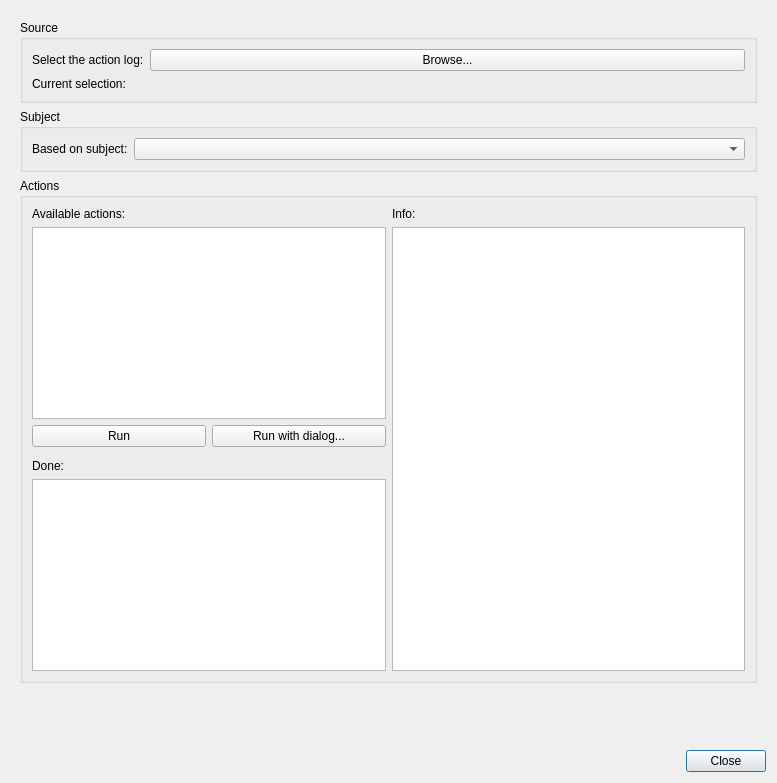
Before: the Qt Designer form meggie_reproduction/actions/reproduction_run/dialogs/runActionsDialogUi.ui in cibr-jyu/meggie_reproduction, drawn with Qt 5.
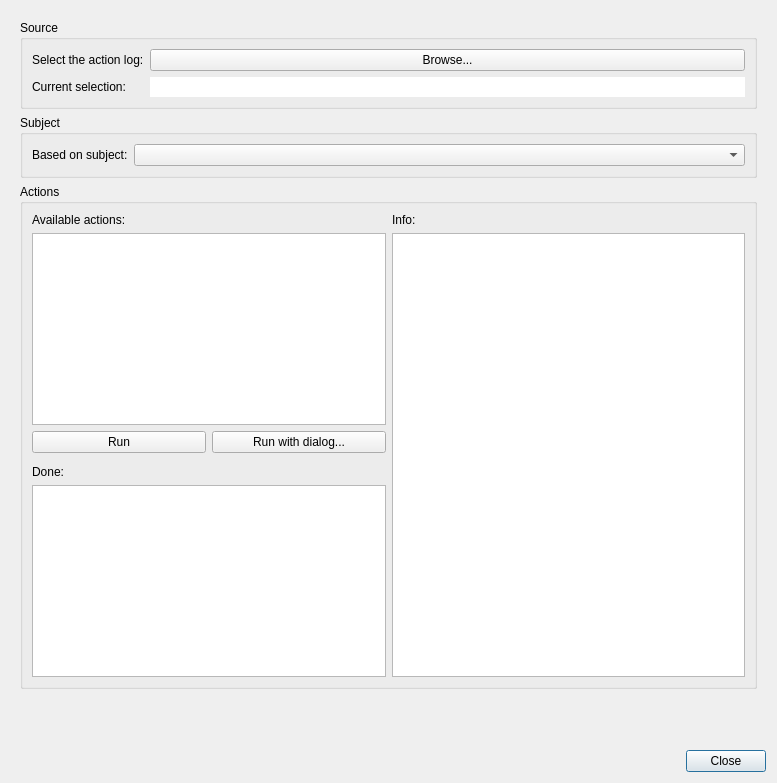
After: the same form once the commit is applied.

Diff of the .ui file:
```diff
--- a/meggie_reproduction/actions/reproduction_run/dialogs/runActionsDialogUi.ui
+++ b/meggie_reproduction/actions/reproduction_run/dialogs/runActionsDialogUi.ui
@@ -122,18 +122,27 @@
             </property>
            </widget>
           </item>
-          <item row="1" column="0">
-           <widget class="QLabel" name="labelBrowseCurrentSelectionLabel">
+          <item row="2" column="0">
+           <widget class="QLabel" name="labelSourceCurrentSelection">
             <property name="text">
              <string>Current selection:</string>
             </property>
            </widget>
           </item>
-          <item row="1" column="1">
-           <widget class="QLabel" name="labelBrowseCurrentSelectionFilename">
+          <item row="2" column="1">
+           <widget class="QLineEdit" name="lineEditSourceCurrentSelection">
+            <property name="styleSheet">
+             <string notr="true">background-color:&quot;transparent&quot;</string>
+            </property>
             <property name="text">
              <string/>
             </property>
+            <property name="frame">
+             <bool>false</bool>
+            </property>
+            <property name="readOnly">
+             <bool>true</bool>
+            </property>
            </widget>
           </item>
          </layout>
```
